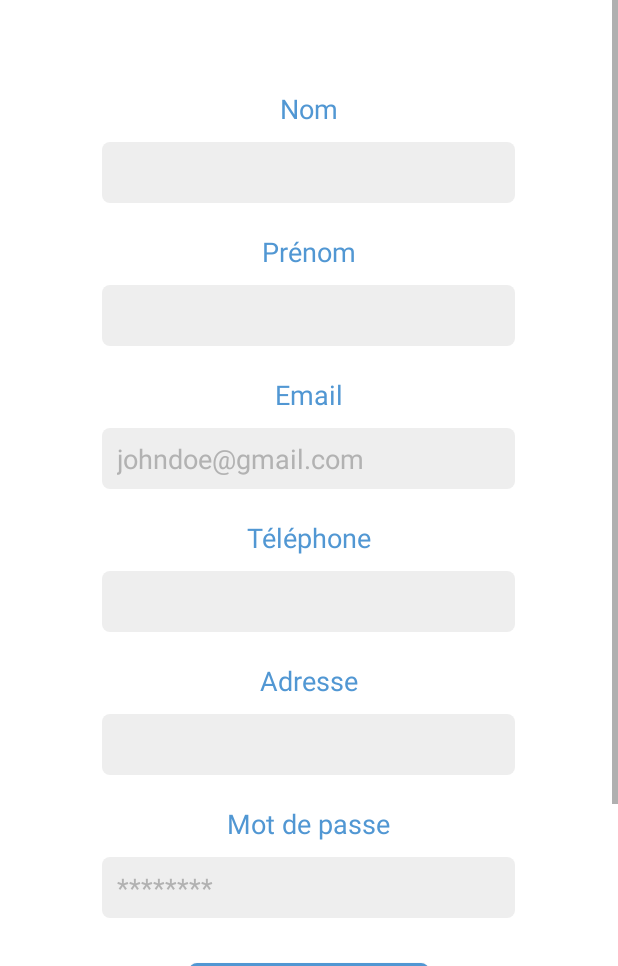
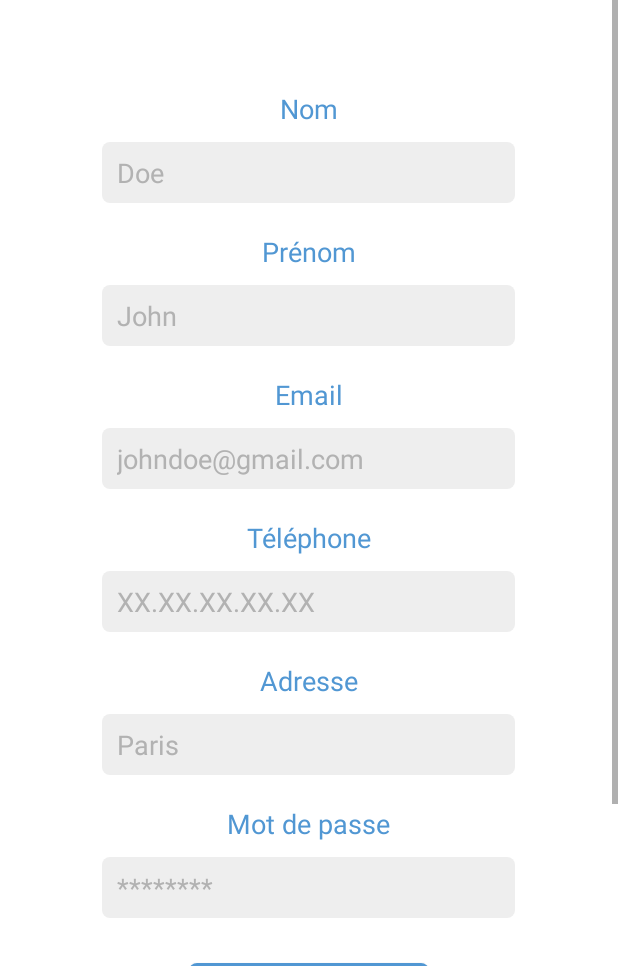
Before and after one commit to Tilkeii/TwoDoAndroid, an Android app: the layout activity_register.xml on its own in the app's theme, with its tools: preview values and no code run, on a phone screen of 412 x 824 dp, the part 270-1236 px from its top. Run offline under Robolectric (Android 15) with nearby library versions, the phone set to English and light mode, and no system bars.

Commit message:
add hint for register activity

```diff
--- a/app/src/main/res/layout/activity_register.xml
+++ b/app/src/main/res/layout/activity_register.xml
@@ -34,7 +34,7 @@
             android:id="@+id/input_last_name_register"
             style="@style/EditTextStyle"
             android:layout_gravity="center"
-            android:hint=""
+            android:hint="@string/last_name_hint"
             android:inputType="text" />
 
         <TextView
@@ -51,7 +51,7 @@
             android:id="@+id/input_first_name_register"
             style="@style/EditTextStyle"
             android:layout_gravity="center"
-            android:hint=""
+            android:hint="@string/first_name_hint"
             android:inputType="text" />
 
         <TextView
@@ -85,7 +85,7 @@
             android:id="@+id/input_phone_register"
             style="@style/EditTextStyle"
             android:layout_gravity="center"
-            android:hint=""
+            android:hint="@string/phone_hint"
             android:inputType="phone" />
 
         <TextView
@@ -102,7 +102,7 @@
             android:id="@+id/input_address_register"
             style="@style/EditTextStyle"
             android:layout_gravity="center"
-            android:hint=""
+            android:hint="@string/address_hint"
             android:inputType="text" />
 
         <TextView
--- a/app/src/main/res/values/strings.xml
+++ b/app/src/main/res/values/strings.xml
@@ -9,6 +9,10 @@
     <string name="last_name_label">Nom</string>
     <string name="phone_label">Téléphone</string>
     <string name="address_label">Adresse</string>
+    <string name="first_name_hint">John</string>
+    <string name="last_name_hint">Doe</string>
+    <string name="phone_hint">XX.XX.XX.XX.XX</string>
+    <string name="address_hint">Paris</string>
     <string name="btn_register">S\'inscrire</string>
     <string name="cancel">Annuler</string>
 </resources>
```
